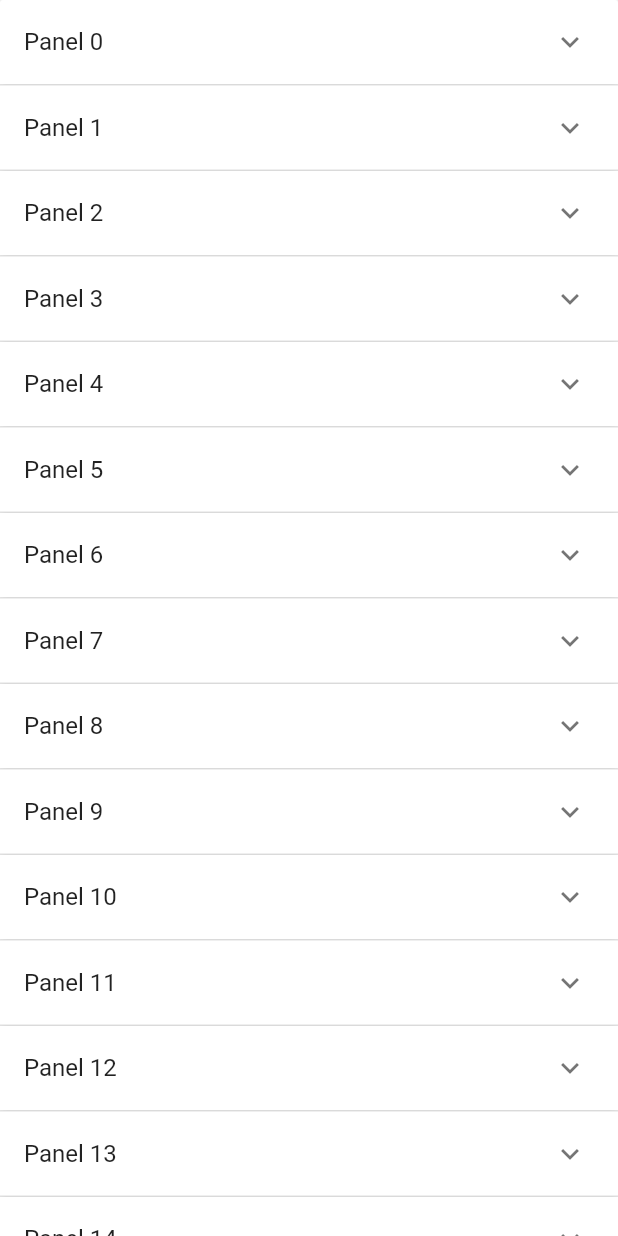
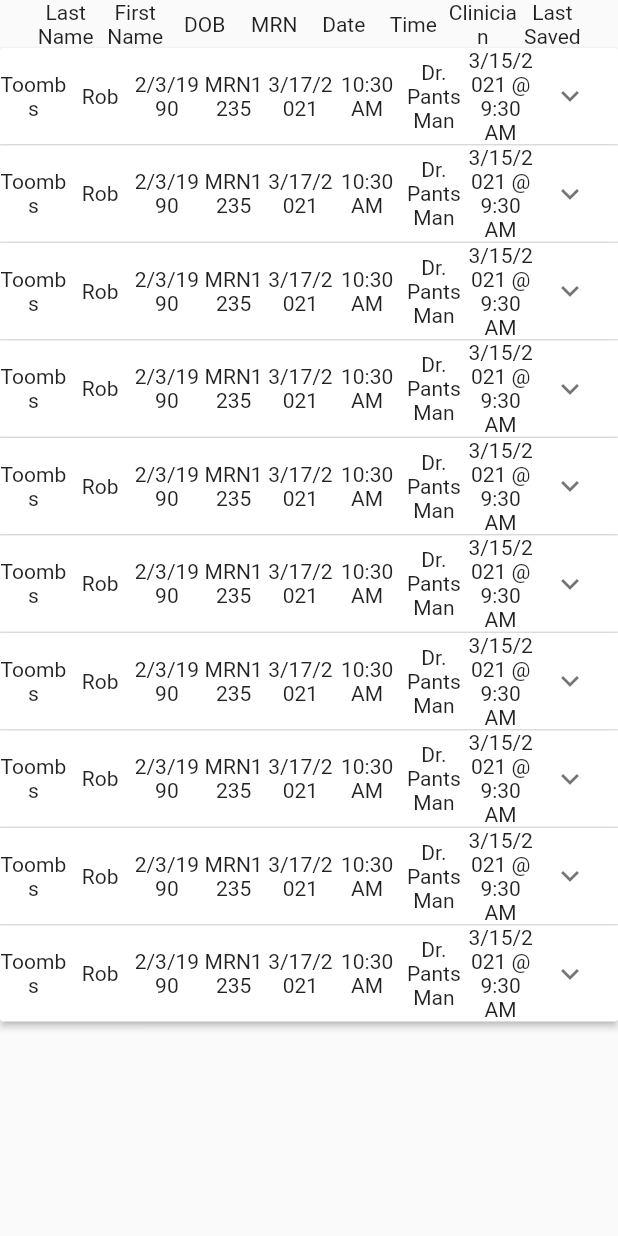
Before and after one commit to RobToombs/flutter_poc, a Flutter app: the AppointmentScreen screen opened by its route, on a phone screen of 412 x 824 dp. Run offline on Flutter 3.47's test engine with Material 2 defaults, Android fonts, the phone set to English and light mode, and no system bars.

Commit message:
Working on the card view, aligning header with columns

```diff
--- a/lib/appointments/appointment_list.dart
+++ b/lib/appointments/appointment_list.dart
@@ -1,4 +1,5 @@
 import 'package:flutter/material.dart';
+import 'package:flutter_poc/helpers/view_helpers.dart';
 
 // stores ExpansionPanel state information
 class Item {
@@ -27,8 +28,10 @@ class AppointmentScreen extends StatelessWidget {
   Widget build(BuildContext context) {
     return Scaffold(
       body: Center(
-        child: AppointmentList(),
-      ),
+          child: Column(children: [
+        createTitleRow(),
+        AppointmentList(),
+      ])),
     );
   }
 }
@@ -41,7 +44,7 @@ class AppointmentList extends StatefulWidget {
 }
 
 class _AppointmentListState extends State<AppointmentList> {
-  final List<Item> _data = generateItems(15);
+  final List<Item> _data = generateItems(10);
 
   @override
   Widget build(BuildContext context) {
@@ -62,14 +65,21 @@ class _AppointmentListState extends State<AppointmentList> {
       children: _data.map<ExpansionPanel>((Item item) {
         return ExpansionPanel(
           headerBuilder: (BuildContext context, bool isExpanded) {
-            return ListTile(
-              title: Text(item.headerValue),
-            );
+            return Row(children: <Widget>[
+              centeredText('Toombs'),
+              centeredText('Rob'),
+              centeredText('2/3/1990'),
+              centeredText('MRN1235'),
+              centeredText('3/17/2021'),
+              centeredText('10:30 AM'),
+              centeredText('Dr. Pants Man'),
+              centeredText('3/15/2021 @ 9:30 AM'),
+            ]);
           },
           body: ListTile(
               title: Text(item.expandedValue),
               subtitle:
-              const Text('To delete this panel, tap the trash can icon'),
+                  const Text('To delete this panel, tap the trash can icon'),
               trailing: const Icon(Icons.delete),
               onTap: () {
                 setState(() {
--- /dev/null
+++ b/lib/helpers/view_helpers.dart
@@ -0,0 +1,27 @@
+import 'package:flutter/material.dart';
+
+FractionallySizedBox createTitleRow() {
+  return FractionallySizedBox(
+      widthFactor: 0.9,
+      child: Row(
+        children: [
+          centeredText('Last Name'),
+          centeredText('First Name'),
+          centeredText('DOB'),
+          centeredText('MRN'),
+          centeredText('Date'),
+          centeredText('Time'),
+          centeredText('Clinician'),
+          centeredText('Last Saved'),
+        ],
+  ));
+}
+
+Expanded centeredText(String text) {
+  return Expanded(
+    child: Text(
+      text,
+      textAlign: TextAlign.center,
+    ),
+  );
+}
```
